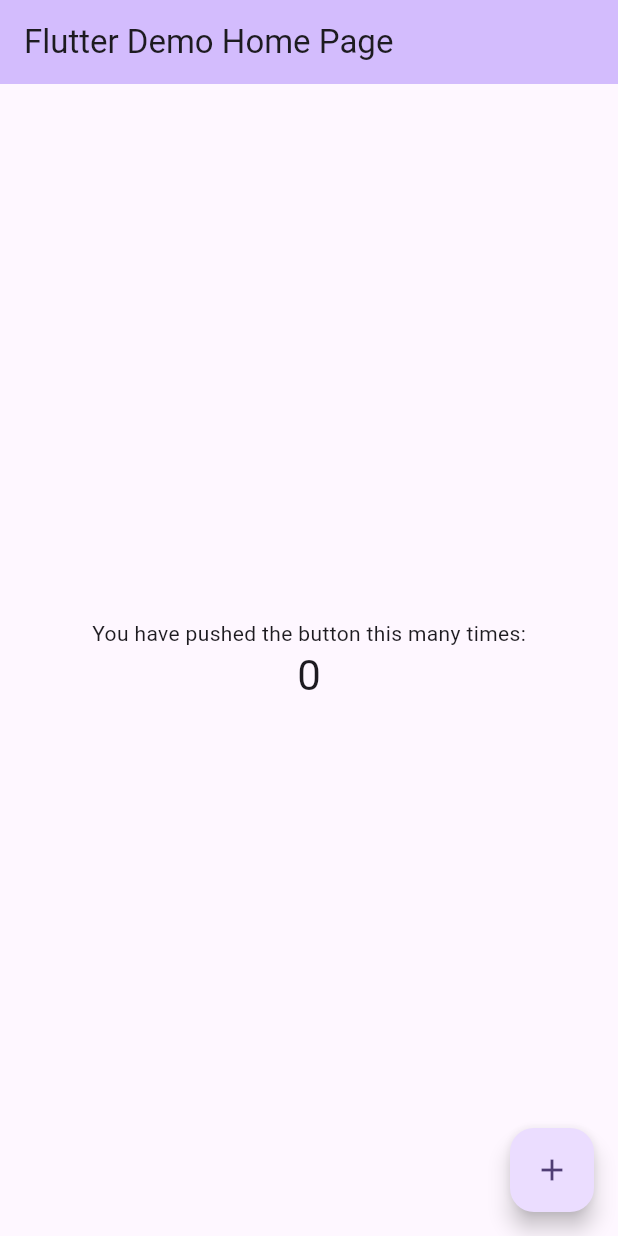
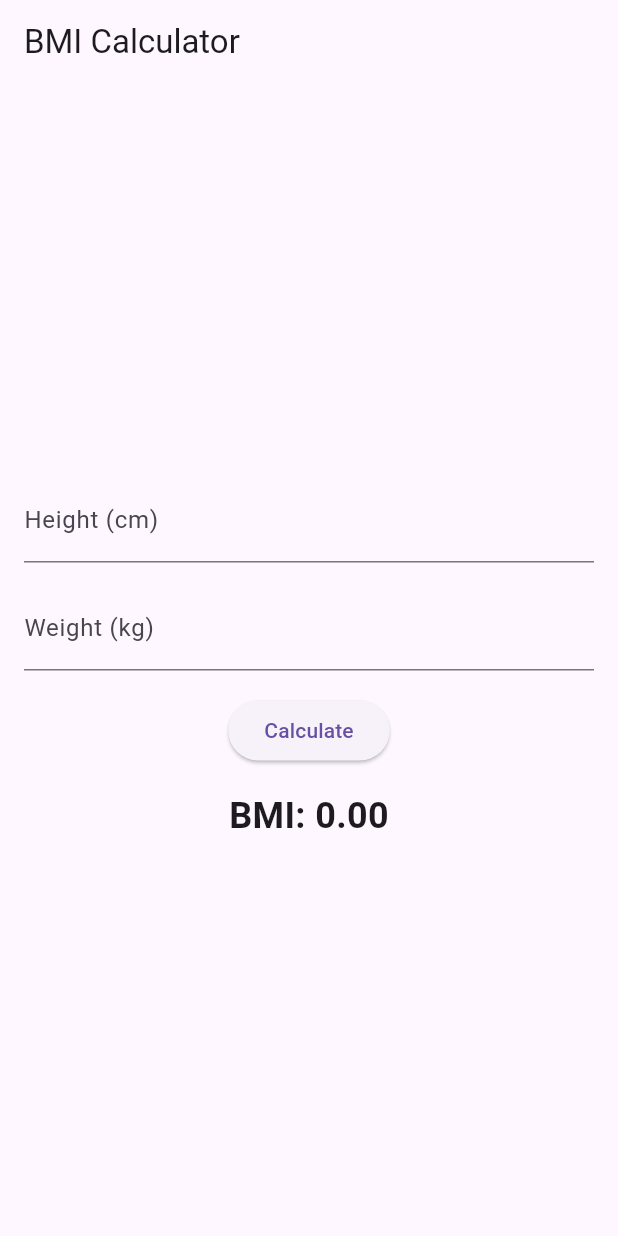
Before and after one commit to RaxoTheOne/bmi_calculator_app, a Flutter app: the screen it shows after launch, on a phone screen of 412 x 824 dp. Run offline on Flutter 3.47's test engine with Material 3 defaults, Android fonts, the phone set to English and light mode, and no system bars.

Commit message:
BMI_Calculator added and fix litte things

```diff
--- a/analysis_options.yaml
+++ b/analysis_options.yaml
@@ -1,28 +1,5 @@
-# This file configures the analyzer, which statically analyzes Dart code to
-# check for errors, warnings, and lints.
-#
-# The issues identified by the analyzer are surfaced in the UI of Dart-enabled
-# IDEs (https://dart.dev/tools#ides-and-editors). The analyzer can also be
-# invoked from the command line by running `flutter analyze`.
-
-# The following line activates a set of recommended lints for Flutter apps,
-# packages, and plugins designed to encourage good coding practices.
 include: package:flutter_lints/flutter.yaml
 
 linter:
-  # The lint rules applied to this project can be customized in the
-  # section below to disable rules from the `package:flutter_lints/flutter.yaml`
-  # included above or to enable additional rules. A list of all available lints
-  # and their documentation is published at https://dart.dev/lints.
-  #
-  # Instead of disabling a lint rule for the entire project in the
-  # section below, it can also be suppressed for a single line of code
-  # or a specific dart file by using the `// ignore: name_of_lint` and
-  # `// ignore_for_file: name_of_lint` syntax on the line or in the file
-  # producing the lint.
   rules:
-    # avoid_print: false  # Uncomment to disable the `avoid_print` rule
-    # prefer_single_quotes: true  # Uncomment to enable the `prefer_single_quotes` rule
-
-# Additional information about this file can be found at
-# https://dart.dev/guides/language/analysis-options
+    -library_private_types_in_public_api
--- a/lib/main.dart
+++ b/lib/main.dart
@@ -1,125 +1,93 @@
 import 'package:flutter/material.dart';
 
 void main() {
-  runApp(const MyApp());
+  runApp(const BMICalculatorApp());
 }
 
-class MyApp extends StatelessWidget {
-  const MyApp({super.key});
+class BMICalculatorApp extends StatelessWidget {
+  const BMICalculatorApp({super.key});
 
-  // This widget is the root of your application.
   @override
   Widget build(BuildContext context) {
     return MaterialApp(
-      title: 'Flutter Demo',
+      title: 'BMI Calculator',
       theme: ThemeData(
-        // This is the theme of your application.
-        //
-        // TRY THIS: Try running your application with "flutter run". You'll see
-        // the application has a purple toolbar. Then, without quitting the app,
-        // try changing the seedColor in the colorScheme below to Colors.green
-        // and then invoke "hot reload" (save your changes or press the "hot
-        // reload" button in a Flutter-supported IDE, or press "r" if you used
-        // the command line to start the app).
-        //
-        // Notice that the counter didn't reset back to zero; the application
-        // state is not lost during the reload. To reset the state, use hot
-        // restart instead.
-        //
-        // This works for code too, not just values: Most code changes can be
-        // tested with just a hot reload.
-        colorScheme: ColorScheme.fromSeed(seedColor: Colors.deepPurple),
-        useMaterial3: true,
+        primarySwatch: Colors.blue,
+        visualDensity: VisualDensity.adaptivePlatformDensity,
       ),
-      home: const MyHomePage(title: 'Flutter Demo Home Page'),
+      home: BMICalculatorScreen(),
     );
   }
 }
 
-class MyHomePage extends StatefulWidget {
-  const MyHomePage({super.key, required this.title});
-
-  // This widget is the home page of your application. It is stateful, meaning
-  // that it has a State object (defined below) that contains fields that affect
-  // how it looks.
-
-  // This class is the configuration for the state. It holds the values (in this
-  // case the title) provided by the parent (in this case the App widget) and
-  // used by the build method of the State. Fields in a Widget subclass are
-  // always marked "final".
-
-  final String title;
+class BMICalculatorScreen extends StatefulWidget {
+  const BMICalculatorScreen({super.key});
 
   @override
-  State<MyHomePage> createState() => _MyHomePageState();
+  _BMICalculatorScreenState createState() => _BMICalculatorScreenState();
 }
 
-class _MyHomePageState extends State<MyHomePage> {
-  int _counter = 0;
-
-  void _incrementCounter() {
-    setState(() {
-      // This call to setState tells the Flutter framework that something has
-      // changed in this State, which causes it to rerun the build method below
-      // so that the display can reflect the updated values. If we changed
-      // _counter without calling setState(), then the build method would not be
-      // called again, and so nothing would appear to happen.
-      _counter++;
-    });
-  }
+class _BMICalculatorScreenState extends State<BMICalculatorScreen> {
+  TextEditingController _heightController = TextEditingController();
+  TextEditingController _weightController = TextEditingController();
+  double _bmiResult = 0;
 
   @override
   Widget build(BuildContext context) {
-    // This method is rerun every time setState is called, for instance as done
-    // by the _incrementCounter method above.
-    //
-    // The Flutter framework has been optimized to make rerunning build methods
-    // fast, so that you can just rebuild anything that needs updating rather
-    // than having to individually change instances of widgets.
     return Scaffold(
       appBar: AppBar(
-        // TRY THIS: Try changing the color here to a specific color (to
-        // Colors.amber, perhaps?) and trigger a hot reload to see the AppBar
-        // change color while the other colors stay the same.
-        backgroundColor: Theme.of(context).colorScheme.inversePrimary,
-        // Here we take the value from the MyHomePage object that was created by
-        // the App.build method, and use it to set our appbar title.
-        title: Text(widget.title),
+        title: Text('BMI Calculator'),
       ),
-      body: Center(
-        // Center is a layout widget. It takes a single child and positions it
-        // in the middle of the parent.
+      body: Padding(
+        padding: EdgeInsets.all(16.0),
         child: Column(
-          // Column is also a layout widget. It takes a list of children and
-          // arranges them vertically. By default, it sizes itself to fit its
-          // children horizontally, and tries to be as tall as its parent.
-          //
-          // Column has various properties to control how it sizes itself and
-          // how it positions its children. Here we use mainAxisAlignment to
-          // center the children vertically; the main axis here is the vertical
-          // axis because Columns are vertical (the cross axis would be
-          // horizontal).
-          //
-          // TRY THIS: Invoke "debug painting" (choose the "Toggle Debug Paint"
-          // action in the IDE, or press "p" in the console), to see the
-          // wireframe for each widget.
           mainAxisAlignment: MainAxisAlignment.center,
-          children: <Widget>[
-            const Text(
-              'You have pushed the button this many times:',
+          children: [
+            TextField(
+              controller: _heightController,
+              keyboardType: TextInputType.number,
+              decoration: InputDecoration(
+                labelText: 'Height (cm)',
+              ),
             ),
+            SizedBox(height: 16.0),
+            TextField(
+              controller: _weightController,
+              keyboardType: TextInputType.number,
+              decoration: InputDecoration(
+                labelText: 'Weight (kg)',
+              ),
+            ),
+            SizedBox(height: 16.0),
+            ElevatedButton(
+              onPressed: () {
+                _calculateBMI();
+              },
+              child: Text('Calculate'),
+            ),
+            SizedBox(height: 16.0),
             Text(
-              '$_counter',
-              style: Theme.of(context).textTheme.headlineMedium,
+              'BMI: ${_bmiResult.toStringAsFixed(2)}',
+              style: TextStyle(fontSize: 24.0, fontWeight: FontWeight.bold),
             ),
           ],
         ),
       ),
-      floatingActionButton: FloatingActionButton(
-        onPressed: _incrementCounter,
-        tooltip: 'Increment',
-        child: const Icon(Icons.add),
-      ), // This trailing comma makes auto-formatting nicer for build methods.
     );
   }
+
+  void _calculateBMI() {
+    double height = double.tryParse(_heightController.text) ?? 0;
+    double weight = double.tryParse(_weightController.text) ?? 0;
+
+    if (height > 0 && weight > 0) {
+      setState(() {
+        _bmiResult = weight / ((height / 100) * (height / 100));
+      });
+    } else {
+      setState(() {
+        _bmiResult = 0;
+      });
+    }
+  }
 }
```
Also changed, not shown: 1 other file.
